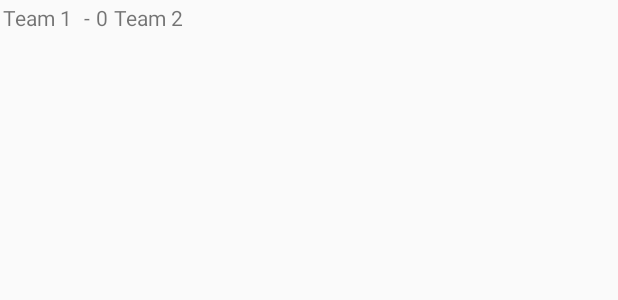
After one commit to inv3rse/hartenholm_ticker, an Android app: the layout game_entry.xml on its own in the app's theme, with its tools: preview values and no code run, on a phone screen of 412 x 824 dp. The commit adds this screen. Shown: the top 300 px of the screen. Run offline under Robolectric (Android 15) with nearby library versions, the phone set to English and light mode, and no system bars.

Commit message:
dropdown menü für Spiele

```diff
--- a/app/src/main/java/com/appspot/simple_ticker/hartenholmticker/ui/news/NewsFragment.java
+++ b/app/src/main/java/com/appspot/simple_ticker/hartenholmticker/ui/news/NewsFragment.java
@@ -1,5 +1,7 @@
 package com.appspot.simple_ticker.hartenholmticker.ui.news;
 
+import android.app.Activity;
+import android.content.Context;
 import android.os.Bundle;
 import android.support.v4.widget.SwipeRefreshLayout;
 import android.view.LayoutInflater;
@@ -10,6 +12,7 @@ import android.widget.Toast;
 
 import com.appspot.simple_ticker.hartenholmticker.MyApp;
 import com.appspot.simple_ticker.hartenholmticker.R;
+import com.appspot.simple_ticker.hartenholmticker.ui.general.MainActivity;
 
 import nucleus.factory.PresenterFactory;
 import nucleus.factory.RequiresPresenter;
--- /dev/null
+++ b/app/src/main/res/layout/game_entry.xml
@@ -0,0 +1,40 @@
+<?xml version="1.0" encoding="utf-8"?>
+<LinearLayout xmlns:android="http://schemas.android.com/apk/res/android"
+              android:orientation="horizontal"
+              android:layout_width="match_parent"
+              android:layout_height="match_parent">
+    <TextView
+        android:id="@+id/team1"
+        android:text="Team 1"
+        android:layout_width="wrap_content"
+        android:layout_height="match_parent"
+        android:layout_margin="2dp"/>
+
+    <TextView
+        android:id="@+id/team1_score"
+        android:text=""
+        android:layout_width="wrap_content"
+        android:layout_height="match_parent"
+        android:layout_margin="2dp"/>
+
+    <TextView
+        android:text="-"
+        android:layout_width="wrap_content"
+        android:layout_height="match_parent"
+        android:layout_margin="2dp"/>
+
+    <TextView
+        android:id="@+id/team2_score"
+        android:text="0"
+        android:layout_width="wrap_content"
+        android:layout_height="match_parent"
+        android:layout_margin="2dp"/>
+
+    <TextView
+        android:id="@+id/team2"
+        android:text="Team 2"
+        android:layout_width="wrap_content"
+        android:layout_height="match_parent"
+        android:layout_margin="2dp"/>
+
+</LinearLayout>
```
Also changed, not shown: app/src/main/java/com/appspot/simple_ticker/hartenholmticker/data/Game.java (+19 -3 lines), app/src/main/java/com/appspot/simple_ticker/hartenholmticker/data/GameListPair.java (added, +23 -0 lines), app/src/main/java/com/appspot/simple_ticker/hartenholmticker/dataLoaders/TickerClient.java (+21 -36 lines), app/src/main/java/com/appspot/simple_ticker/hartenholmticker/ui/general/MainActivity.java (+14 -0 lines), app/src/main/java/com/appspot/simple_ticker/hartenholmticker/ui/ticker/GameListAdapter.java (added, +60 -0 lines), app/src/main/java/com/appspot/simple_ticker/hartenholmticker/ui/ticker/TickerFragment.java (+61 -33 lines), app/src/main/java/com/appspot/simple_ticker/hartenholmticker/ui/ticker/TickerPresenter.java (+47 -16 lines), app/src/main/res/layout/toolbar.xml (+9 -1 lines), 3 other files.
